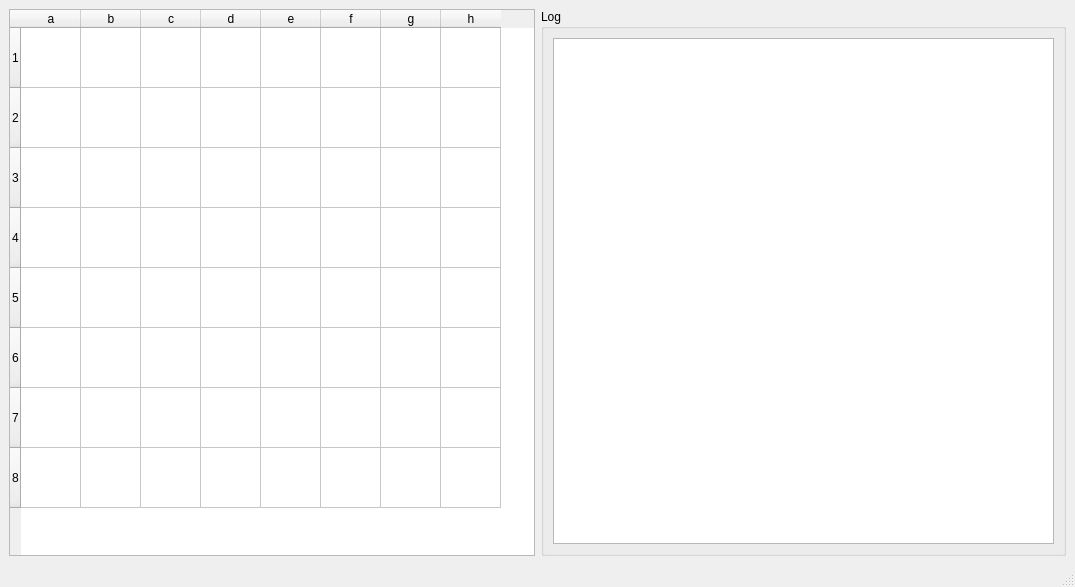
Qt form mainwindow.ui (JakubRajcok/AI_chess) before a commit.
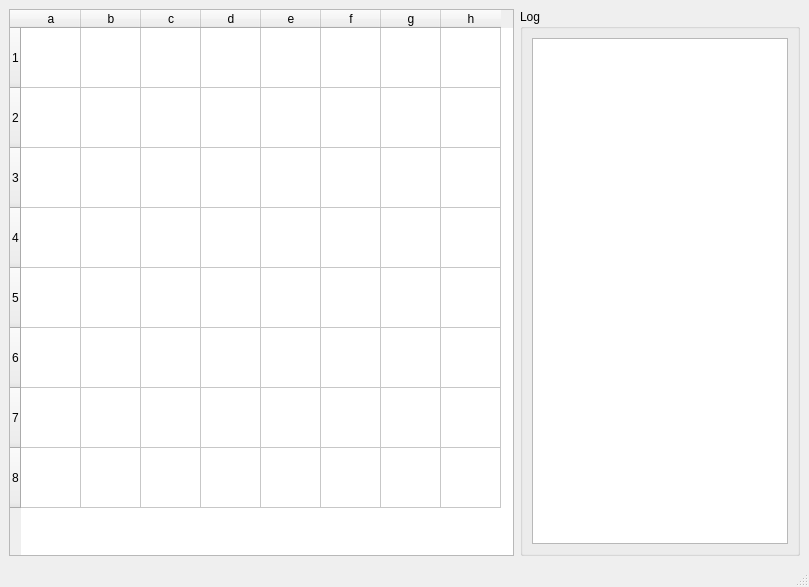
The same form after that commit.

```diff
--- a/mainwindow.ui
+++ b/mainwindow.ui
@@ -6,10 +6,16 @@
    <rect>
     <x>0</x>
     <y>0</y>
-    <width>1075</width>
+    <width>809</width>
     <height>587</height>
    </rect>
   </property>
+  <property name="maximumSize">
+   <size>
+    <width>800000</width>
+    <height>16777215</height>
+   </size>
+  </property>
   <property name="windowTitle">
    <string>MainWindow</string>
   </property>
@@ -135,7 +141,20 @@
         </property>
         <layout class="QVBoxLayout" name="verticalLayout">
          <item>
-          <widget class="QTextEdit" name="log"/>
+          <widget class="QTextEdit" name="log">
+           <property name="sizePolicy">
+            <sizepolicy hsizetype="Preferred" vsizetype="Expanding">
+             <horstretch>0</horstretch>
+             <verstretch>0</verstretch>
+            </sizepolicy>
+           </property>
+           <property name="maximumSize">
+            <size>
+             <width>500000</width>
+             <height>16777215</height>
+            </size>
+           </property>
+          </widget>
          </item>
         </layout>
        </widget>
```
Left out of the diff: 4 changed lines with no effect on the pictures.
